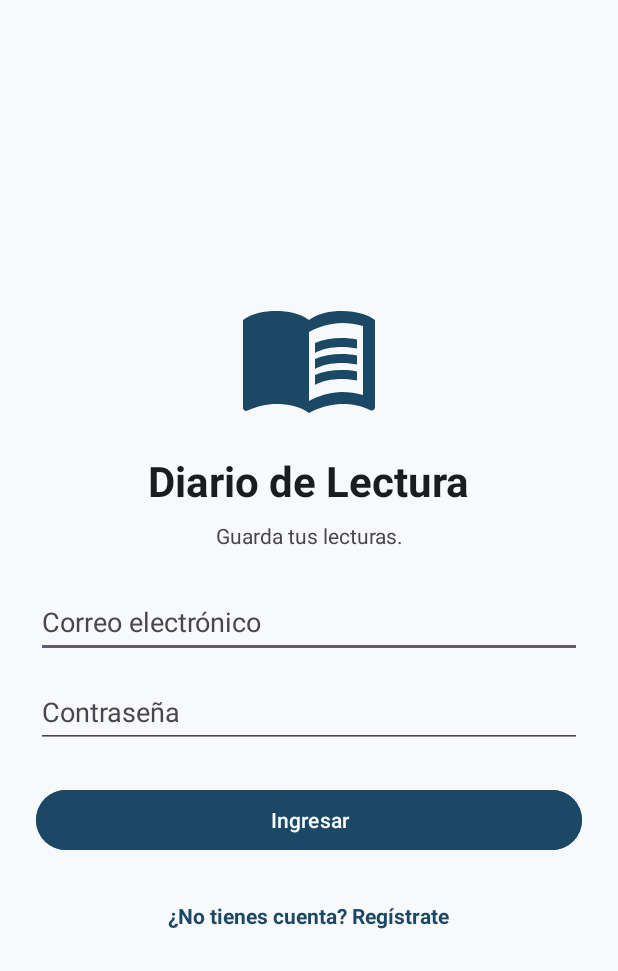
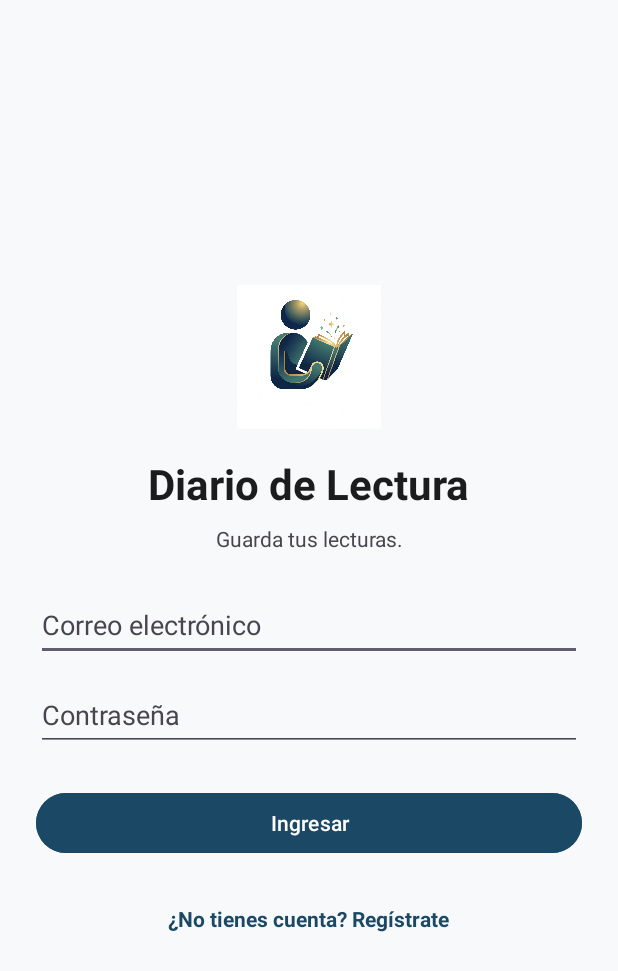
Before and after one commit to RCOLLAB2023/DiarioDeLectura, an Android app: the screen it shows after launch (MainActivity), on a phone screen of 412 x 824 dp. Shown: the top 971 px of the screen. Run offline under Robolectric (Android 15) with nearby library versions, the phone set to English and light mode, and no system bars.

Commit message:
imagen logo en pantalla de Login

```diff
--- a/app/src/main/res/layout/activity_main.xml
+++ b/app/src/main/res/layout/activity_main.xml
@@ -19,9 +19,9 @@
         <ImageView
             android:id="@+id/imgLogo"
             android:layout_width="96dp"
-            android:layout_height="96dp"
+            android:layout_height="99dp"
             android:contentDescription="@string/desc_logo"
-            android:src="@drawable/ic_logo" />
+            android:src="@drawable/log_diario" />
 
         <TextView
             android:id="@+id/txtTituloApp"
```
Also changed, not shown: app/src/main/res/drawable/log_diario.jpg (added).
